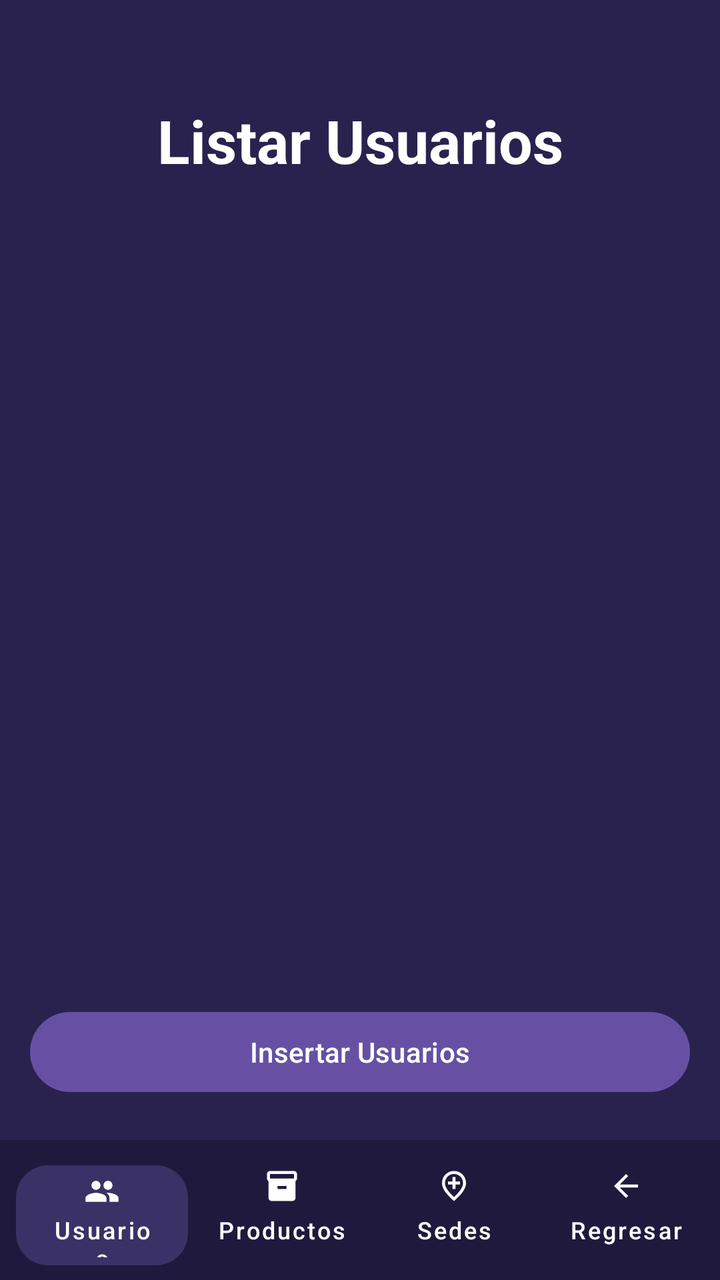
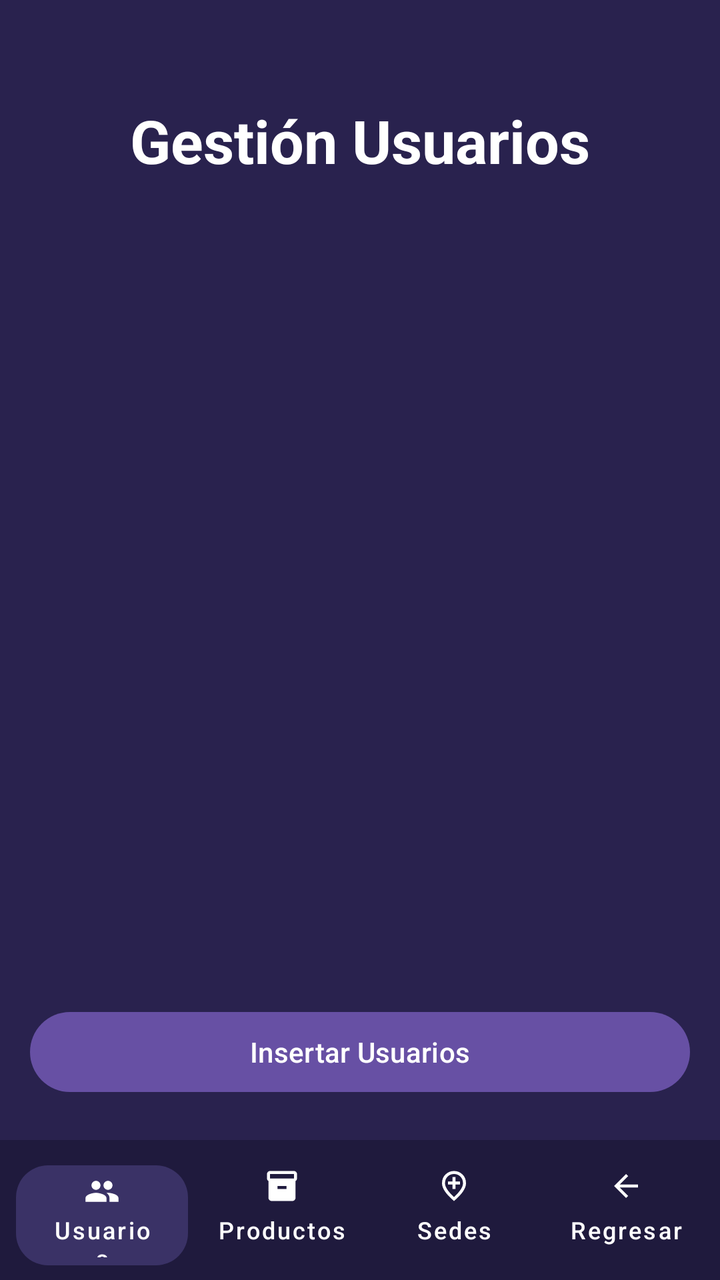

Before-and-after screenshots of an Android layout around one commit, followed by the original layout XML and the change that was made.
<!-- AndroidManifest.xml: application theme Theme.AlcamenProyectoFinal -->
<!-- res/layout/activity_frm_listar_usuarios.xml -->
<?xml version="1.0" encoding="utf-8"?>
<androidx.constraintlayout.widget.ConstraintLayout xmlns:android="http://schemas.android.com/apk/res/android"
    xmlns:app="http://schemas.android.com/apk/res-auto"
    xmlns:tools="http://schemas.android.com/tools"
    android:id="@+id/main"
    android:background="#29224E" android:layout_width="match_parent"
    android:layout_height="match_parent"
    tools:context=".Vista.frmListarUsuarios">

    <TextView
        android:id="@+id/tvTituloListarUsuarios"
        android:layout_width="wrap_content"
        android:layout_height="wrap_content"
        android:layout_marginTop="50dp"
        android:text="Listar Usuarios"
        android:textColor="#FFFFFF"
        android:textSize="30sp"
        android:textStyle="bold"
        app:layout_constraintEnd_toEndOf="parent"
        app:layout_constraintStart_toStartOf="parent"
        app:layout_constraintTop_toTopOf="parent" />

    <androidx.recyclerview.widget.RecyclerView
        android:id="@+id/rvUsuarios"
        android:layout_width="0dp"
        android:layout_height="0dp"
        android:layout_marginTop="16dp"
        android:layout_marginBottom="12dp"
        android:clipToPadding="false"
        android:paddingBottom="8dp"
        app:layout_constraintBottom_toTopOf="@+id/containerBotones"
        app:layout_constraintEnd_toEndOf="parent"
        app:layout_constraintStart_toStartOf="parent"
        app:layout_constraintTop_toBottomOf="@+id/tvTituloListarUsuarios"
        tools:listitem="@layout/item_usuario" />

    <LinearLayout
        android:id="@+id/containerBotones"
        android:layout_width="330dp"
        android:layout_height="wrap_content"
        android:layout_marginBottom="12dp"
        android:orientation="vertical"
        app:layout_constraintBottom_toTopOf="@+id/bottomBar"
        app:layout_constraintEnd_toEndOf="parent"
        app:layout_constraintStart_toStartOf="parent">

        <Button
            android:id="@+id/button79"
            android:layout_width="match_parent"
            android:layout_height="wrap_content"
            android:layout_marginBottom="8dp"
            android:onClick="btnInsertarUsuarios"
            android:text="Insertar Usuarios" />
    </LinearLayout>

    <LinearLayout
        android:id="@+id/bottomBar"
        android:layout_width="match_parent"
        android:layout_height="70dp"
        android:background="#1F1A3D"
        android:orientation="horizontal"
        android:padding="4dp"
        app:layout_constraintBottom_toBottomOf="parent"
        app:layout_constraintEnd_toEndOf="parent"
        app:layout_constraintStart_toStartOf="parent">

        <com.google.android.material.button.MaterialButton
            android:id="@+id/btnUsuarios"
            style="@style/Widget.MaterialComponents.Button.UnelevatedButton"
            android:layout_width="0dp"
            android:layout_height="wrap_content"
            android:layout_marginHorizontal="4dp"
            android:layout_weight="1"
            android:text="Usuarios"
            android:textColor="@android:color/white"
            android:textSize="12sp"
            app:backgroundTint="#3A3266"
            app:cornerRadius="16dp"
            app:icon="@drawable/ic_people"
            app:iconGravity="top"
            app:iconPadding="2dp"
            app:iconTint="@android:color/white"
            app:textAllCaps="false" />

        <com.google.android.material.button.MaterialButton
            android:id="@+id/btnProductos"
            style="@style/Widget.MaterialComponents.Button.TextButton"
            android:layout_width="0dp"
            android:layout_height="match_parent"
            android:layout_weight="1"
            android:text="Productos"
            android:textColor="@android:color/white"
            android:textSize="12sp"
            app:icon="@drawable/ic_inventory"
            app:iconGravity="top"
            app:iconPadding="2dp"
            app:iconTint="@android:color/white"
            app:textAllCaps="false" />

        <com.google.android.material.button.MaterialButton
            android:id="@+id/btnSedes"
            style="@style/Widget.MaterialComponents.Button.TextButton"
            android:layout_width="0dp"
            android:layout_height="match_parent"
            android:layout_weight="1"
            android:text="Sedes"
            android:textColor="@android:color/white"
            android:textSize="12sp"
            app:icon="@drawable/ic_location_city"
            app:iconGravity="top"
            app:iconPadding="2dp"
            app:iconTint="@android:color/white"
            app:textAllCaps="false" />

        <com.google.android.material.button.MaterialButton
            android:id="@+id/btnRegresar"
            style="@style/Widget.MaterialComponents.Button.TextButton"
            android:layout_width="0dp"
            android:layout_height="match_parent"
            android:layout_weight="1"
            android:text="Regresar"
            android:textColor="@android:color/white"
            android:textSize="12sp"
            app:icon="@drawable/ic_arrow_back"
            app:iconGravity="top"
            app:iconPadding="2dp"
            app:iconTint="@android:color/white"
            app:textAllCaps="false" />

    </LinearLayout>

</androidx.constraintlayout.widget.ConstraintLayout>
<!-- res/layout/item_usuario.xml (included above) -->
<?xml version="1.0" encoding="utf-8"?>
<androidx.cardview.widget.CardView
    xmlns:android="http://schemas.android.com/apk/res/android"
    xmlns:app="http://schemas.android.com/apk/res-auto"
    android:layout_width="match_parent"
    android:layout_height="wrap_content"
    android:layout_marginHorizontal="16dp"
    android:layout_marginVertical="6dp"
    app:cardBackgroundColor="#2A2450"
    app:cardCornerRadius="12dp"
    app:cardElevation="4dp">

    <LinearLayout
        android:layout_width="match_parent"
        android:layout_height="wrap_content"
        android:orientation="horizontal"
        android:padding="16dp">

        <View
            android:layout_width="4dp"
            android:layout_height="match_parent"
            android:background="#8B5CF6"
            android:layout_marginEnd="12dp" />

        <LinearLayout
            android:layout_width="0dp"
            android:layout_height="wrap_content"
            android:layout_weight="1"
            android:orientation="vertical">

            <TextView
                android:id="@+id/tvNombreCompleto"
                android:layout_width="wrap_content"
                android:layout_height="wrap_content"
                android:text="Nombre Apellido"
                android:textColor="#FFFFFF"
                android:textSize="17sp"
                android:textStyle="bold" />

            <TextView
                android:id="@+id/tvRol"
                android:layout_width="wrap_content"
                android:layout_height="wrap_content"
                android:layout_marginTop="2dp"
                android:text="Rol / Cargo"
                android:textColor="#A78BFA"
                android:textSize="14sp"
                android:textStyle="bold" />

            <TextView
                android:id="@+id/tvDetalles"
                android:layout_width="wrap_content"
                android:layout_height="wrap_content"
                android:layout_marginTop="6dp"
                android:text="DNI: 12345678 | User: admin"
                android:textColor="#B3FFFFFF"
                android:textSize="12sp" />
        </LinearLayout>

        <LinearLayout
            android:layout_width="wrap_content"
            android:layout_height="wrap_content"
            android:orientation="vertical"
            android:gravity="center"
            android:layout_marginStart="8dp">

            <ImageButton
                android:id="@+id/btnEditarUsuario"
                android:layout_width="36dp"
                android:layout_height="36dp"
                android:padding="6dp"
                android:background="?attr/selectableItemBackgroundBorderless"
                android:contentDescription="Editar usuario"
                android:src="@android:drawable/ic_menu_edit"
                app:tint="#FFFFFF"/>

            <ImageButton
                android:id="@+id/btnEliminarUsuario"
                android:layout_width="36dp"
                android:layout_height="36dp"
                android:layout_marginTop="4dp"
                android:padding="6dp"
                android:background="?attr/selectableItemBackgroundBorderless"
                android:contentDescription="Eliminar usuario"
                android:src="@android:drawable/ic_menu_close_clear_cancel"
                app:tint="#FFFFFF"/>
        </LinearLayout>

    </LinearLayout>

</androidx.cardview.widget.CardView>
<!-- resources referenced by this layout -->
<resources>
  <!-- drawable ic_arrow_back (drawable) -->
  <vector xmlns:android="http://schemas.android.com/apk/res/android" android:autoMirrored="true" android:height="24dp" android:tint="#000000" android:viewportHeight="960" android:viewportWidth="960" android:width="24dp">
        
      <path android:fillColor="@android:color/white" android:pathData="M313,520L537,744L480,800L160,480L480,160L537,216L313,440L800,440L800,520L313,520Z"/>
      
  </vector>
  <!-- drawable ic_inventory (drawable) -->
  <vector xmlns:android="http://schemas.android.com/apk/res/android" android:height="24dp" android:tint="#000000" android:viewportHeight="24" android:viewportWidth="24" android:width="24dp">
        
      <path android:fillColor="@android:color/white" android:pathData="M20,2L4,2c-1,0 -2,0.9 -2,2v3.01c0,0.72 0.43,1.34 1,1.69L3,20c0,1.1 1.1,2 2,2h14c0.9,0 2,-0.9 2,-2L21,8.7c0.57,-0.35 1,-0.97 1,-1.69L22,4c0,-1.1 -1,-2 -2,-2zM15,14L9,14v-2h6v2zM20,7L4,7L4,4l16,-0.02L20,7z"/>
      
  </vector>
  <!-- drawable ic_location_city (drawable) -->
  <vector xmlns:android="http://schemas.android.com/apk/res/android" android:height="24dp" android:tint="#000000" android:viewportHeight="960" android:viewportWidth="960" android:width="24dp">
        
      <path android:fillColor="@android:color/white" android:pathData="M440,560L520,560L520,440L640,440L640,360L520,360L520,240L440,240L440,360L320,360L320,440L440,440L440,560ZM480,774Q602,662 661,570.5Q720,479 720,408Q720,299 650.5,229.5Q581,160 480,160Q379,160 309.5,229.5Q240,299 240,408Q240,479 299,570.5Q358,662 480,774ZM480,880Q319,743 239.5,625.5Q160,508 160,408Q160,258 256.5,169Q353,80 480,80Q607,80 703.5,169Q800,258 800,408Q800,508 720.5,625.5Q641,743 480,880ZM480,400Q480,400 480,400Q480,400 480,400Q480,400 480,400Q480,400 480,400Q480,400 480,400Q480,400 480,400Q480,400 480,400Q480,400 480,400Z"/>
      
  </vector>
  <!-- drawable ic_people (drawable) -->
  <vector xmlns:android="http://schemas.android.com/apk/res/android" android:height="24dp" android:tint="#000000" android:viewportHeight="24" android:viewportWidth="24" android:width="24dp">
        
      <path android:fillColor="@android:color/white" android:pathData="M16,11c1.66,0 2.99,-1.34 2.99,-3S17.66,5 16,5c-1.66,0 -3,1.34 -3,3s1.34,3 3,3zM8,11c1.66,0 2.99,-1.34 2.99,-3S9.66,5 8,5C6.34,5 5,6.34 5,8s1.34,3 3,3zM8,13c-2.33,0 -7,1.17 -7,3.5L1,19h14v-2.5c0,-2.33 -4.67,-3.5 -7,-3.5zM16,13c-0.29,0 -0.62,0.02 -0.97,0.05 1.16,0.84 1.97,1.97 1.97,3.45L17,19h6v-2.5c0,-2.33 -4.67,-3.5 -7,-3.5z"/>
      
  </vector>
  <style name="Theme.AlcamenProyectoFinal" parent="Base.Theme.AlcamenProyectoFinal" />
  <style name="Base.Theme.AlcamenProyectoFinal" parent="Theme.Material3.DayNight.NoActionBar">
          
          
      </style>
</resources>

<!-- the commit's change to res/layout/activity_frm_listar_usuarios.xml (unified diff, before → after) -->
@@ -12,7 +12,7 @@
         android:layout_width="wrap_content"
         android:layout_height="wrap_content"
         android:layout_marginTop="50dp"
-        android:text="Listar Usuarios"
+        android:text="Gestión Usuarios"
         android:textColor="#FFFFFF"
         android:textSize="30sp"
         android:textStyle="bold"
